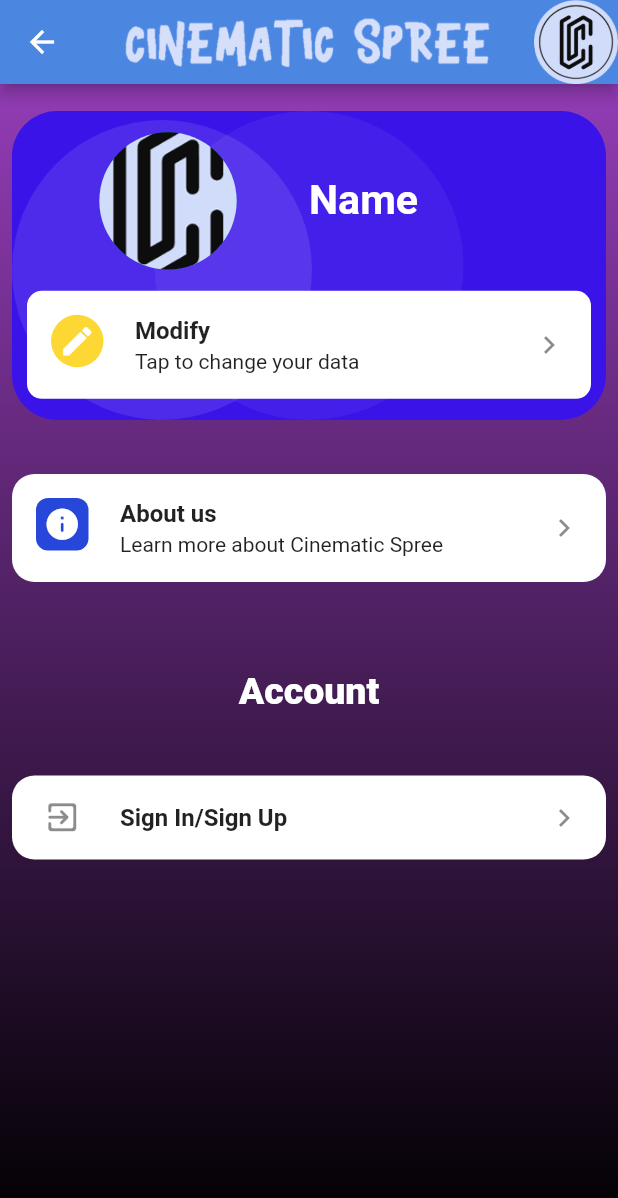
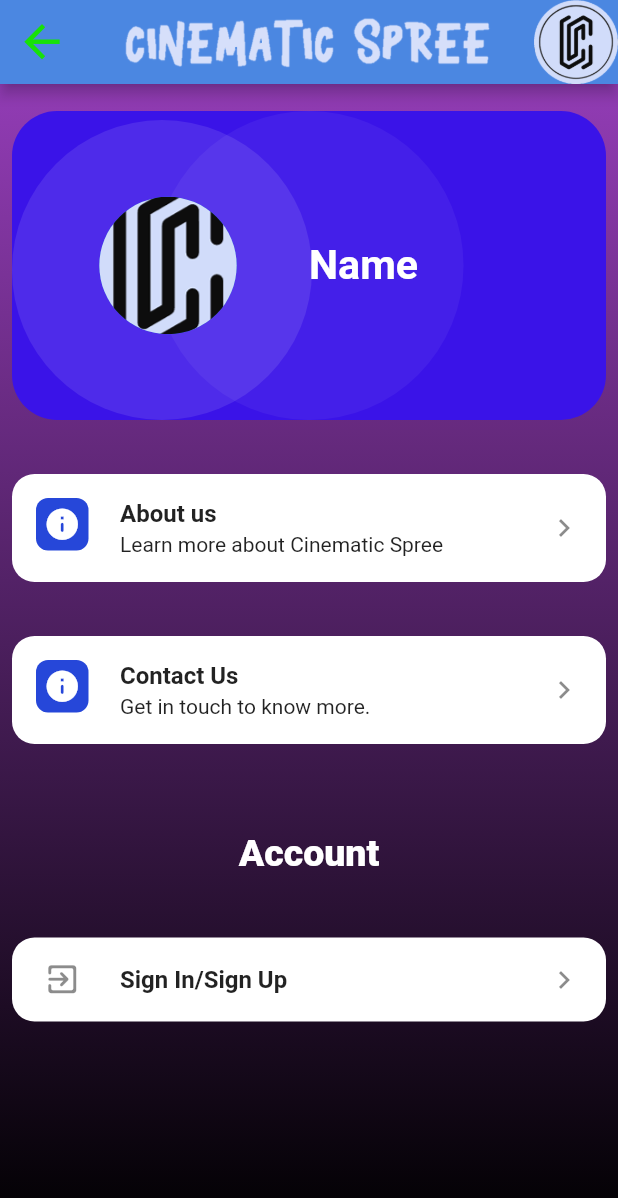
Before and after one commit to PriyanshuP20/Cinematic_Spree, a Flutter app: the SettingScreen screen opened directly, on a phone screen of 412 x 824 dp. Shown: the top 1198 px of the screen. Run offline on Flutter 3.47's test engine with Material 2 defaults, Android fonts, the phone set to English and light mode, and no system bars; drawn by our look-alikes of babstrap_settings_screen; our stand-ins replace bloc, firebase_auth, firebase_core, firebase_storage, flutter_bloc, google_fonts and 4 more; missing offline and left inert: booking_calendar, contactus, razorpay_flutter, rubber, ticket_widget; accounts and stored records are empty; Roboto replaces fonts that are missing (Open-Sans).

Commit message:
setting updated

```diff
--- a/lib/screens/Settings/edit_profile.dart
+++ b/lib/screens/Settings/edit_profile.dart
@@ -36,7 +36,7 @@
             Icons.arrow_back,
             color: Colors.green,
           ),
-          onPressed: () { Navigator.of(context).push(MaterialPageRoute(
+          onPressed: () { Navigator.of(context).pop(MaterialPageRoute(
               builder: (BuildContext context) => HomePage()));},
         ),
         actions: [
--- a/lib/screens/Settings/setting_screen.dart
+++ b/lib/screens/Settings/setting_screen.dart
@@ -8,6 +8,7 @@
 import '../booking/custom_app_bar.dart';
 import '../signin_screen.dart';
 import 'about_us.dart';
+import 'contact_us.dart';
 import 'edit_profile.dart';
 
 class SettingScreen extends StatelessWidget {
@@ -21,6 +22,15 @@
 
         appBar: AppBar(
           backgroundColor: Color.fromARGB(255, 75, 135, 225),
+          leading: new IconButton(
+              icon: new Icon(
+                Icons.arrow_back,
+                color: Color.fromARGB(255, 23, 225, 9),
+                size: 35,
+              ),
+              onPressed: () {
+                Navigator.pop(context);
+              }),
           title: const Center(
             child:
                 Image(image: AssetImage("assets/images/logo/text_logo_no_bg.png")),
@@ -65,22 +75,22 @@
                 cardColor: Color.fromARGB(255, 58, 19, 232),
                 userName: "Name",
                 userProfilePic: const AssetImage("assets/images/logo/logo-bg_removed.png"),
-                cardActionWidget: SettingsItem(
-                  icons: Icons.edit,
-                  iconStyle: IconStyle(
-                    withBackground: true,
-                    borderRadius: 50,
-                    backgroundColor: Colors.yellow[600],
-                  ),
-                  title: "Modify",
-                  subtitle: "Tap to change your data",
-                  onTap: () {
-                    Navigator.push(
-                      context,
-                      MaterialPageRoute(builder: (context) => SettingsUI()),
-                    );
-                  },
-                ),
+                // cardActionWidget: SettingsItem(
+                //   icons: Icons.edit,
+                //   iconStyle: IconStyle(
+                //     withBackground: true,
+                //     borderRadius: 50,
+                //     backgroundColor: Colors.yellow[600],
+                //   ),
+                //   title: "Modify",
+                //   subtitle: "Tap to change your data",
+                //   onTap: () {
+                //     Navigator.push(
+                //       context,
+                //       MaterialPageRoute(builder: (context) => SettingsUI()),
+                //     );
+                //   },
+                // ),
               ),
             ),
 
@@ -92,7 +102,7 @@
                     onTap: () {
                       Navigator.push(
                         context,
-                        MaterialPageRoute(builder: (context) => about()),
+                        MaterialPageRoute(builder: (context) => AboutUs()),
                       );
                     },
                     icons: Icons.info_rounded,
@@ -104,10 +114,30 @@
                 ],
               ),
             ),
-            // You can add a settings title
-            SizedBox(
-              height: 30,
-            ),
+                Padding(
+                  padding: const EdgeInsets.all(8.0),
+                  child: SettingsGroup(
+                    items: [
+                      SettingsItem(
+                        onTap: () {
+                          Navigator.push(
+                            context,
+                            MaterialPageRoute(builder: (context) => contact()),
+                          );
+                        },
+                        icons: Icons.info_rounded,
+                        iconStyle: IconStyle(
+                            backgroundColor: Color.fromARGB(255, 38, 71, 217)                 ),
+                        title: 'Contact Us',
+                        subtitle: "Get in touch to know more.",
+                      ),
+                    ],
+                  ),
+                ),
+                // You can add a settings title
+                SizedBox(
+                  height: 30,
+                ),
             SizedBox(
               child: Text(
                 "Account",
@@ -143,84 +173,6 @@
         ),
 
       );
-        // backgroundColor: Color.fromARGB(255, 75, 135, 225),
-        // body: SingleChildScrollView(
-
-        //     child: Column(
-        //       children: [
-
-        //        SizedBox(
-        //         height: 10,
-        //     ),
-
-        //     Padding(
-        //       padding: const EdgeInsets.all(8.0),
-        //       child: BigUserCard(
-        //         cardColor: Color.fromARGB(255, 58, 19, 232),
-        //         userName: "Name",
-        //         userProfilePic: const AssetImage("assets/images/logo/logo-bg_removed.png"),
-        //         cardActionWidget: SettingsItem(
-        //           icons: Icons.edit,
-        //           iconStyle: IconStyle(
-        //             withBackground: true,
-        //             borderRadius: 50,
-        //             backgroundColor: Colors.yellow[600],
-        //           ),
-        //           title: "Modify",
-        //           subtitle: "Tap to change your data",
-        //           onTap: () {
-        //             Navigator.push(
-        //               context,
-        //               MaterialPageRoute(builder: (context) => SettingsUI()),
-        //             );
-        //           },
-        //         ),
-        //       ),
-        //     ),
-
-        //     Padding(
-        //       padding: const EdgeInsets.all(8.0),
-        //       child: SettingsGroup(
-        //         items: [
-        //           SettingsItem(
-        //             onTap: () {
-        //               Navigator.push(
-        //                 context,
-        //                 MaterialPageRoute(builder: (context) => about()),
-        //               );
-        //             },
-        //             icons: Icons.info_rounded,
-        //             iconStyle: IconStyle(
-        //               backgroundColor: Color.fromARGB(255, 38, 71, 217)                 ),
-        //             title: 'About us',
-        //             subtitle: "Learn more about Cinematic Spree",
-        //           ),
-        //         ],
-        //       ),
-        //     ),
-        //     // You can add a settings title
-        //     Padding(
-        //       padding: const EdgeInsets.all(8.0),
-        //       child: SettingsGroup(
-        //         settingsGroupTitle: "Account",
-        //         items: [
-        //           SettingsItem(
-        //             onTap: () {
-        //               Navigator.push(
-        //                 context,
-        //                 MaterialPageRoute(
-        //                     builder: (context) =>
-        //                         const SignInScreen()), ///////////
-        //               );
-        //             },
-        //             icons: Icons.exit_to_app_rounded,
-        //             title: "Sign In/Sign Up",
-        //           ),
-        //         ],
-        //       ),
-        //     ),
-
-        //   ],
-        // )));
+  //
   }
 }
```
Also changed, not shown: lib/screens/Settings/about_us.dart (+114 -46 lines), lib/screens/Settings/contact_us.dart (added, +67 -0 lines).
